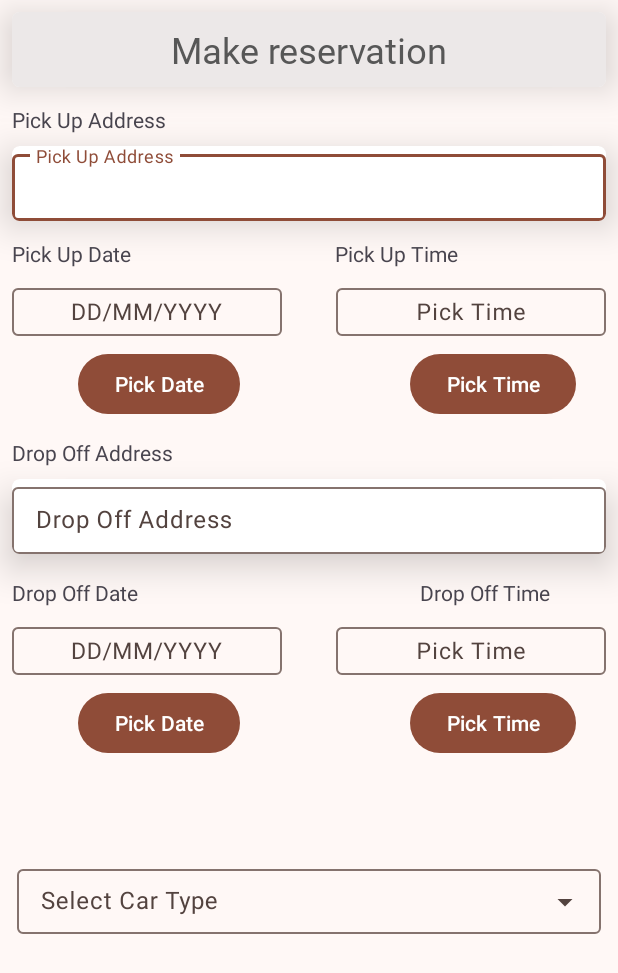
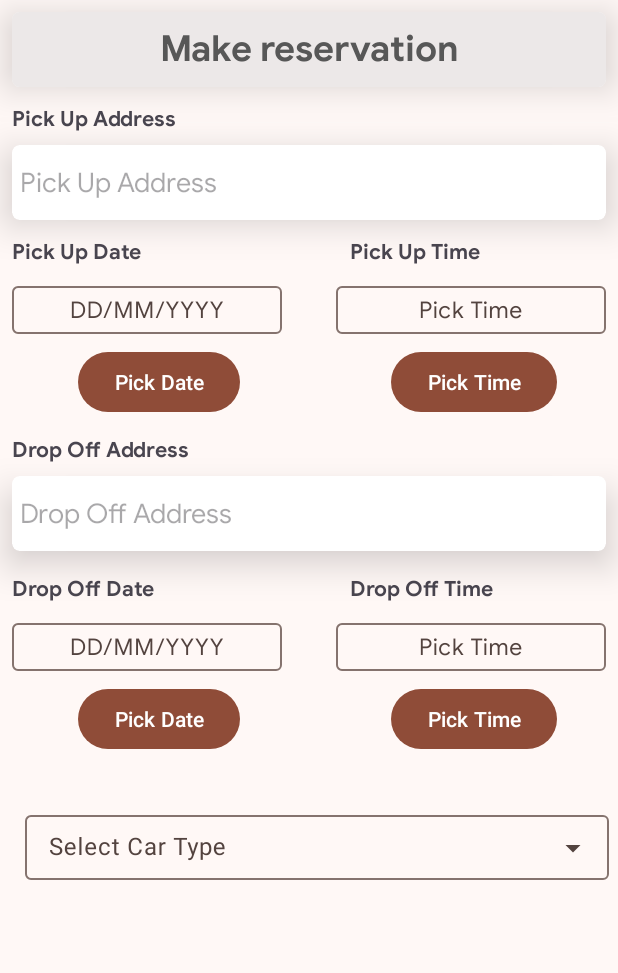
Before and after one commit to kabir-global-sync/Android_Project, an Android app: the screen it shows after launch (MainActivity), on a phone screen of 412 x 824 dp. Shown: the top 973 px of the screen. Run offline under Robolectric (Android 15) with nearby library versions, the phone set to English and light mode, and no system bars.

Commit message:
fonts added - google sans

```diff
--- a/app/src/main/res/layout/activity_main.xml
+++ b/app/src/main/res/layout/activity_main.xml
@@ -26,7 +26,7 @@
             android:layout_width="match_parent"
             android:layout_height="50dp"
             android:background="#ECE8E8"
-            android:fontFamily="@font/calibrib"
+            android:fontFamily="@font/googlesansbold"
             android:gravity="center"
             android:text="Make reservation"
             android:textColor="#575757"
@@ -40,6 +40,7 @@
         android:layout_marginStart="8dp"
         android:layout_marginTop="12dp"
         android:text="@string/pickadrstext"
+        android:fontFamily="@font/googlesansbold"
         app:layout_constraintStart_toStartOf="parent"
         app:layout_constraintTop_toBottomOf="@+id/cardView" />
 
@@ -48,23 +49,20 @@
         android:layout_width="match_parent"
         android:layout_height="50dp"
         android:layout_margin="8dp"
-        android:layout_marginStart="8dp"
         app:cardCornerRadius="5dp"
         app:cardElevation="15dp"
         app:layout_constraintStart_toStartOf="parent"
         app:layout_constraintTop_toBottomOf="@+id/textView9">
 
-        <com.google.android.material.textfield.TextInputLayout
-            android:id="@+id/textInputLayout1"
-            android:layout_width="match_parent"
-            android:layout_height="match_parent">
-
             <com.google.android.material.textfield.TextInputEditText
                 android:id="@+id/pickupaddressinputfieldid"
                 android:layout_width="match_parent"
                 android:layout_height="match_parent"
-                android:hint="Pick Up Address" />
-        </com.google.android.material.textfield.TextInputLayout>
+                android:hint="@string/pickadrstext"
+                android:fontFamily="@font/googlesansregular"
+                android:background="@android:color/transparent"
+                android:padding="5dp"/>
+
     </androidx.cardview.widget.CardView>
 
     <TextView
@@ -74,6 +72,7 @@
         android:layout_marginStart="8dp"
         android:layout_marginTop="12dp"
         android:text="@string/pickdatetext"
+        android:fontFamily="@font/googlesansbold"
         app:layout_constraintStart_toStartOf="parent"
         app:layout_constraintTop_toBottomOf="@+id/pickupaddresscardid" />
 
@@ -92,7 +91,9 @@
             android:layout_height="wrap_content"
             android:hint="@string/hhmmyyyy"
             android:gravity="center"
-            android:textSize="15sp" />
+            android:fontFamily="@font/googlesansregular"
+            android:textSize="15sp"
+            android:inputType="date|none"/>
     </com.google.android.material.textfield.TextInputLayout>
 
     <!--fhsdkjfhsjkghkjdfg-->
@@ -111,10 +112,11 @@
         android:id="@+id/timepicktextid"
         android:layout_width="wrap_content"
         android:layout_height="wrap_content"
+        android:fontFamily="@font/googlesansbold"
         android:text="@string/picktimetext"
         app:layout_constraintBaseline_toBaselineOf="@+id/datepicktextid"
         app:layout_constraintEnd_toEndOf="parent"
-        app:layout_constraintHorizontal_bias="0.56"
+        app:layout_constraintHorizontal_bias="0.602"
         app:layout_constraintStart_toEndOf="@+id/datepicktextid" />
 
     <com.google.android.material.textfield.TextInputLayout
@@ -133,7 +135,9 @@
             android:layout_height="wrap_content"
             android:hint="@string/timePickBtnText"
             android:gravity="center"
-            android:textSize="15sp" />
+            android:fontFamily="@font/googlesansregular"
+            android:textSize="15sp"
+            android:inputType="time|none"/>
     </com.google.android.material.textfield.TextInputLayout>
 
     <Button
@@ -143,8 +147,9 @@
         android:text="Pick Time"
         app:layout_constraintBaseline_toBaselineOf="@+id/datepickbuttonid"
         app:layout_constraintEnd_toEndOf="parent"
-        app:layout_constraintHorizontal_bias="0.801"
-        app:layout_constraintStart_toEndOf="@+id/datepickbuttonid" />
+        app:layout_constraintHorizontal_bias="0.71"
+        app:layout_constraintStart_toEndOf="@+id/datepickbuttonid"
+        />
 
     <TextView
         android:id="@+id/textView4"
@@ -154,6 +159,7 @@
         android:layout_marginTop="12dp"
         android:text="@string/dropadrstext"
         app:layout_constraintStart_toStartOf="parent"
+        android:fontFamily="@font/googlesansbold"
         app:layout_constraintTop_toBottomOf="@+id/datepickbuttonid" />
 
     <androidx.cardview.widget.CardView
@@ -166,15 +172,14 @@
         app:layout_constraintStart_toStartOf="parent"
         app:layout_constraintTop_toBottomOf="@+id/textView4">
 
-        <com.google.android.material.textfield.TextInputLayout
-            android:layout_width="match_parent"
-            android:layout_height="match_parent"
-            android:hint="Drop Off Address">
-
             <com.google.android.material.textfield.TextInputEditText
+                android:id="@+id/dropoffaddressinputfieldid"
                 android:layout_width="match_parent"
-                android:layout_height="match_parent"></com.google.android.material.textfield.TextInputEditText>
-        </com.google.android.material.textfield.TextInputLayout>
+                android:layout_height="match_parent"
+                android:hint="@string/dropadrstext"
+                android:fontFamily="@font/googlesansregular"
+                android:background="@android:color/transparent"
+                android:padding="5dp"/>
     </androidx.cardview.widget.CardView>
 
     <TextView
@@ -185,6 +190,7 @@
         android:layout_marginTop="16dp"
         android:text="@string/dropdatetext"
         app:layout_constraintStart_toStartOf="parent"
+        android:fontFamily="@font/googlesansbold"
         app:layout_constraintTop_toBottomOf="@+id/dropoffaddresscardid" />
 
     <com.google.android.material.textfield.TextInputLayout
@@ -202,7 +208,9 @@
             android:layout_height="wrap_content"
             android:hint="@string/hhmmyyyy"
             android:gravity="center"
-            android:textSize="15sp" />
+            android:fontFamily="@font/googlesansregular"
+            android:textSize="15sp"
+            android:inputType="date|none"/>
     </com.google.android.material.textfield.TextInputLayout>
 
     <Button
@@ -222,16 +230,18 @@
         android:text="Pick Time"
         app:layout_constraintBaseline_toBaselineOf="@+id/datepickbuttonid2"
         app:layout_constraintEnd_toEndOf="parent"
-        app:layout_constraintHorizontal_bias="0.801"
+        app:layout_constraintHorizontal_bias="0.71"
         app:layout_constraintStart_toEndOf="@+id/datepickbuttonid2" />
 
     <TextView
         android:id="@+id/textView11"
         android:layout_width="wrap_content"
         android:layout_height="wrap_content"
-        android:layout_marginStart="188dp"
+        android:fontFamily="@font/googlesansbold"
         android:text="@string/droptimetext"
         app:layout_constraintBaseline_toBaselineOf="@+id/textView10"
+        app:layout_constraintEnd_toEndOf="parent"
+        app:layout_constraintHorizontal_bias="0.61"
         app:layout_constraintStart_toEndOf="@+id/textView10" />
 
     <com.google.android.material.textfield.TextInputLayout
@@ -250,7 +260,9 @@
             android:layout_height="wrap_content"
             android:hint="@string/timePickBtnText"
             android:gravity="center"
-            android:textSize="15sp" />
+            android:fontFamily="@font/googlesansregular"
+            android:textSize="15sp"
+            android:inputType="time|none"/>
     </com.google.android.material.textfield.TextInputLayout>
 
     <com.google.android.material.textfield.TextInputLayout
@@ -261,10 +273,10 @@
         android:hint="Select Car Type"
         app:layout_constraintBottom_toBottomOf="parent"
         app:layout_constraintEnd_toEndOf="parent"
-        app:layout_constraintHorizontal_bias="0.214"
+        app:layout_constraintHorizontal_bias="0.571"
         app:layout_constraintStart_toStartOf="parent"
-        app:layout_constraintTop_toBottomOf="@+id/dropoffaddresscardid"
-        app:layout_constraintVertical_bias="0.513">
+        app:layout_constraintTop_toBottomOf="@+id/datepickbuttonid2"
+        app:layout_constraintVertical_bias="0.13">
 
         <AutoCompleteTextView
             android:id="@+id/autocompletetextid"
--- /dev/null
+++ b/app/src/main/res/values-night/colors.xml
@@ -0,0 +1,155 @@
+<resources>
+    <color name="md_theme_primary">#FFB5A0</color>
+    <color name="md_theme_onPrimary">#561F0F</color>
+    <color name="md_theme_primaryContainer">#723523</color>
+    <color name="md_theme_onPrimaryContainer">#FFDBD1</color>
+    <color name="md_theme_secondary">#E7BDB2</color>
+    <color name="md_theme_onSecondary">#442A22</color>
+    <color name="md_theme_secondaryContainer">#5D4037</color>
+    <color name="md_theme_onSecondaryContainer">#FFDBD1</color>
+    <color name="md_theme_tertiary">#D8C58D</color>
+    <color name="md_theme_onTertiary">#3B2F05</color>
+    <color name="md_theme_tertiaryContainer">#534619</color>
+    <color name="md_theme_onTertiaryContainer">#F5E1A7</color>
+    <color name="md_theme_error">#FFB4AB</color>
+    <color name="md_theme_onError">#690005</color>
+    <color name="md_theme_errorContainer">#93000A</color>
+    <color name="md_theme_onErrorContainer">#FFDAD6</color>
+    <color name="md_theme_background">#1A110F</color>
+    <color name="md_theme_onBackground">#F1DFDA</color>
+    <color name="md_theme_surface">#1A110F</color>
+    <color name="md_theme_onSurface">#F1DFDA</color>
+    <color name="md_theme_surfaceVariant">#53433F</color>
+    <color name="md_theme_onSurfaceVariant">#D8C2BC</color>
+    <color name="md_theme_outline">#A08C87</color>
+    <color name="md_theme_outlineVariant">#53433F</color>
+    <color name="md_theme_scrim">#000000</color>
+    <color name="md_theme_inverseSurface">#F1DFDA</color>
+    <color name="md_theme_inverseOnSurface">#392E2B</color>
+    <color name="md_theme_inversePrimary">#8F4C38</color>
+    <color name="md_theme_primaryFixed">#FFDBD1</color>
+    <color name="md_theme_onPrimaryFixed">#3A0B01</color>
+    <color name="md_theme_primaryFixedDim">#FFB5A0</color>
+    <color name="md_theme_onPrimaryFixedVariant">#723523</color>
+    <color name="md_theme_secondaryFixed">#FFDBD1</color>
+    <color name="md_theme_onSecondaryFixed">#2C150F</color>
+    <color name="md_theme_secondaryFixedDim">#E7BDB2</color>
+    <color name="md_theme_onSecondaryFixedVariant">#5D4037</color>
+    <color name="md_theme_tertiaryFixed">#F5E1A7</color>
+    <color name="md_theme_onTertiaryFixed">#231B00</color>
+    <color name="md_theme_tertiaryFixedDim">#D8C58D</color>
+    <color name="md_theme_onTertiaryFixedVariant">#534619</color>
+    <color name="md_theme_surfaceDim">#1A110F</color>
+    <color name="md_theme_surfaceBright">#423734</color>
+    <color name="md_theme_surfaceContainerLowest">#140C0A</color>
+    <color name="md_theme_surfaceContainerLow">#231917</color>
+    <color name="md_theme_surfaceContainer">#271D1B</color>
+    <color name="md_theme_surfaceContainerHigh">#322825</color>
+    <color name="md_theme_surfaceContainerHighest">#3D322F</color>
+    <color name="md_theme_primary_mediumContrast">#FFD2C6</color>
+    <color name="md_theme_onPrimary_mediumContrast">#481506</color>
+    <color name="md_theme_primaryContainer_mediumContrast">#CB7C65</color>
+    <color name="md_theme_onPrimaryContainer_mediumContrast">#000000</color>
+    <color name="md_theme_secondary_mediumContrast">#FED3C7</color>
+    <color name="md_theme_onSecondary_mediumContrast">#381F18</color>
+    <color name="md_theme_secondaryContainer_mediumContrast">#AE887E</color>
+    <color name="md_theme_onSecondaryContainer_mediumContrast">#000000</color>
+    <color name="md_theme_tertiary_mediumContrast">#EFDBA1</color>
+    <color name="md_theme_onTertiary_mediumContrast">#2F2500</color>
+    <color name="md_theme_tertiaryContainer_mediumContrast">#A0905C</color>
+    <color name="md_theme_onTertiaryContainer_mediumContrast">#000000</color>
+    <color name="md_theme_error_mediumContrast">#FFD2CC</color>
+    <color name="md_theme_onError_mediumContrast">#540003</color>
+    <color name="md_theme_errorContainer_mediumContrast">#FF5449</color>
+    <color name="md_theme_onErrorContainer_mediumContrast">#000000</color>
+    <color name="md_theme_background_mediumContrast">#1A110F</color>
+    <color name="md_theme_onBackground_mediumContrast">#F1DFDA</color>
+    <color name="md_theme_surface_mediumContrast">#1A110F</color>
+    <color name="md_theme_onSurface_mediumContrast">#FFFFFF</color>
+    <color name="md_theme_surfaceVariant_mediumContrast">#53433F</color>
+    <color name="md_theme_onSurfaceVariant_mediumContrast">#EED7D1</color>
+    <color name="md_theme_outline_mediumContrast">#C2ADA8</color>
+    <color name="md_theme_outlineVariant_mediumContrast">#A08C87</color>
+    <color name="md_theme_scrim_mediumContrast">#000000</color>
+    <color name="md_theme_inverseSurface_mediumContrast">#F1DFDA</color>
+    <color name="md_theme_inverseOnSurface_mediumContrast">#322825</color>
+    <color name="md_theme_inversePrimary_mediumContrast">#743624</color>
+    <color name="md_theme_primaryFixed_mediumContrast">#FFDBD1</color>
+    <color name="md_theme_onPrimaryFixed_mediumContrast">#280500</color>
+    <color name="md_theme_primaryFixedDim_mediumContrast">#FFB5A0</color>
+    <color name="md_theme_onPrimaryFixedVariant_mediumContrast">#5D2514</color>
+    <color name="md_theme_secondaryFixed_mediumContrast">#FFDBD1</color>
+    <color name="md_theme_onSecondaryFixed_mediumContrast">#200B06</color>
+    <color name="md_theme_secondaryFixedDim_mediumContrast">#E7BDB2</color>
+    <color name="md_theme_onSecondaryFixedVariant_mediumContrast">#4B2F28</color>
+    <color name="md_theme_tertiaryFixed_mediumContrast">#F5E1A7</color>
+    <color name="md_theme_onTertiaryFixed_mediumContrast">#171100</color>
+    <color name="md_theme_tertiaryFixedDim_mediumContrast">#D8C58D</color>
+    <color name="md_theme_onTertiaryFixedVariant_mediumContrast">#41350A</color>
+    <color name="md_theme_surfaceDim_mediumContrast">#1A110F</color>
+    <color name="md_theme_surfaceBright_mediumContrast">#4E423F</color>
+    <color name="md_theme_surfaceContainerLowest_mediumContrast">#0D0604</color>
+    <color name="md_theme_surfaceContainerLow_mediumContrast">#251B19</color>
+    <color name="md_theme_surfaceContainer_mediumContrast">#302623</color>
+    <color name="md_theme_surfaceContainerHigh_mediumContrast">#3B302D</color>
+    <color name="md_theme_surfaceContainerHighest_mediumContrast">#463B38</color>
+    <color name="md_theme_primary_highContrast">#FFECE7</color>
+    <color name="md_theme_onPrimary_highContrast">#000000</color>
+    <color name="md_theme_primaryContainer_highContrast">#FFAF98</color>
+    <color name="md_theme_onPrimaryContainer_highContrast">#1E0300</color>
+    <color name="md_theme_secondary_highContrast">#FFECE7</color>
+    <color name="md_theme_onSecondary_highContrast">#000000</color>
+    <color name="md_theme_secondaryContainer_highContrast">#E3B9AE</color>
+    <color name="md_theme_onSecondaryContainer_highContrast">#190603</color>
+    <color name="md_theme_tertiary_highContrast">#FFEFC4</color>
+    <color name="md_theme_onTertiary_highContrast">#000000</color>
+    <color name="md_theme_tertiaryContainer_highContrast">#D4C289</color>
+    <color name="md_theme_onTertiaryContainer_highContrast">#100B00</color>
+    <color name="md_theme_error_highContrast">#FFECE9</color>
+    <color name="md_theme_onError_highContrast">#000000</color>
+    <color name="md_theme_errorContainer_highContrast">#FFAEA4</color>
+    <color name="md_theme_onErrorContainer_highContrast">#220001</color>
+    <color name="md_theme_background_highContrast">#1A110F</color>
+    <color name="md_theme_onBackground_highContrast">#F1DFDA</color>
+    <color name="md_theme_surface_highContrast">#1A110F</color>
+    <color name="md_theme_onSurface_highContrast">#FFFFFF</color>
+    <color name="md_theme_surfaceVariant_highContrast">#53433F</color>
+    <color name="md_theme_onSurfaceVariant_highContrast">#FFFFFF</color>
+    <color name="md_theme_outline_highContrast">#FFECE7</color>
+    <color name="md_theme_outlineVariant_highContrast">#D4BEB8</color>
+    <color name="md_theme_scrim_highContrast">#000000</color>
+    <color name="md_theme_inverseSurface_highContrast">#F1DFDA</color>
+    <color name="md_theme_inverseOnSurface_highContrast">#000000</color>
+    <color name="md_theme_inversePrimary_highContrast">#743624</color>
+    <color name="md_theme_primaryFixed_highContrast">#FFDBD1</color>
+    <color name="md_theme_onPrimaryFixed_highContrast">#000000</color>
+    <color name="md_theme_primaryFixedDim_highContrast">#FFB5A0</color>
+    <color name="md_theme_onPrimaryFixedVariant_highContrast">#280500</color>
+    <color name="md_theme_secondaryFixed_highContrast">#FFDBD1</color>
+    <color name="md_theme_onSecondaryFixed_highContrast">#000000</color>
+    <color name="md_theme_secondaryFixedDim_highContrast">#E7BDB2</color>
+    <color name="md_theme_onSecondaryFixedVariant_highContrast">#200B06</color>
+    <color name="md_theme_tertiaryFixed_highContrast">#F5E1A7</color>
+    <color name="md_theme_onTertiaryFixed_highContrast">#000000</color>
+    <color name="md_theme_tertiaryFixedDim_highContrast">#D8C58D</color>
+    <color name="md_theme_onTertiaryFixedVariant_highContrast">#171100</color>
+    <color name="md_theme_surfaceDim_highContrast">#1A110F</color>
+    <color name="md_theme_surfaceBright_highContrast">#5A4D4A</color>
+    <color name="md_theme_surfaceContainerLowest_highContrast">#000000</color>
+    <color name="md_theme_surfaceContainerLow_highContrast">#271D1B</color>
+    <color name="md_theme_surfaceContainer_highContrast">#392E2B</color>
+    <color name="md_theme_surfaceContainerHigh_highContrast">#443936</color>
+    <color name="md_theme_surfaceContainerHighest_highContrast">#504441</color>
+    <color name="colorMycolor">#A6C8FF</color>
+    <color name="colorOnMycolor">#02315E</color>
+    <color name="colorMycolorContainer">#234776</color>
+    <color name="colorOnMycolorContainer">#D5E3FF</color>
+    <color name="colorMycolor_mediumContrast">#CBDDFF</color>
+    <color name="colorOnMycolor_mediumContrast">#00264C</color>
+    <color name="colorMycolorContainer_mediumContrast">#7092C6</color>
+    <color name="colorOnMycolorContainer_mediumContrast">#000000</color>
+    <color name="colorMycolor_highContrast">#EAF0FF</color>
+    <color name="colorOnMycolor_highContrast">#000000</color>
+    <color name="colorMycolorContainer_highContrast">#A2C4FB</color>
+    <color name="colorOnMycolorContainer_highContrast">#000B1E</color>
+</resources>
--- a/app/src/main/res/values-night/themes.xml
+++ b/app/src/main/res/values-night/themes.xml
@@ -1,10 +1,54 @@
-<resources xmlns:tools="http://schemas.android.com/tools">
-    <!-- Base application theme. -->
-    <style name="Base.Theme.CarBookingApp" parent="Theme.Material3.DayNight.NoActionBar">
-        <!-- Customize your dark theme here. -->
-        <item name="colorPrimary">@color/green</item>
-    </style>
-    <style name="Theme.CarBookingApp" parent="Base.Theme.CarBookingApp">
-        <item name="android:textColor">@color/black</item>
+<resources>
+    <style name="AppTheme" parent="Theme.Material3.Dark.NoActionBar">
+        <item name="colorPrimary">@color/md_theme_primary</item>
+        <item name="colorOnPrimary">@color/md_theme_onPrimary</item>
+        <item name="colorPrimaryContainer">@color/md_theme_primaryContainer</item>
+        <item name="colorOnPrimaryContainer">@color/md_theme_onPrimaryContainer</item>
+        <item name="colorSecondary">@color/md_theme_secondary</item>
+        <item name="colorOnSecondary">@color/md_theme_onSecondary</item>
+        <item name="colorSecondaryContainer">@color/md_theme_secondaryContainer</item>
+        <item name="colorOnSecondaryContainer">@color/md_theme_onSecondaryContainer</item>
+        <item name="colorTertiary">@color/md_theme_tertiary</item>
+        <item name="colorOnTertiary">@color/md_theme_onTertiary</item>
+        <item name="colorTertiaryContainer">@color/md_theme_tertiaryContainer</item>
+        <item name="colorOnTertiaryContainer">@color/md_theme_onTertiaryContainer</item>
+        <item name="colorError">@color/md_theme_error</item>
+        <item name="colorOnError">@color/md_theme_onError</item>
+        <item name="colorErrorContainer">@color/md_theme_errorContainer</item>
+        <item name="colorOnErrorContainer">@color/md_theme_onErrorContainer</item>
+        <item name="android:colorBackground">@color/md_theme_background</item>
+        <item name="colorOnBackground">@color/md_theme_onBackground</item>
+        <item name="colorSurface">@color/md_theme_surface</item>
+        <item name="colorOnSurface">@color/md_theme_onSurface</item>
+        <item name="colorSurfaceVariant">@color/md_theme_surfaceVariant</item>
+        <item name="colorOnSurfaceVariant">@color/md_theme_onSurfaceVariant</item>
+        <item name="colorOutline">@color/md_theme_outline</item>
+        <item name="colorOutlineVariant">@color/md_theme_outlineVariant</item>
+        <item name="colorSurfaceInverse">@color/md_theme_inverseSurface</item>
+        <item name="colorOnSurfaceInverse">@color/md_theme_inverseOnSurface</item>
+        <item name="colorPrimaryInverse">@color/md_theme_inversePrimary</item>
+        <item name="colorPrimaryFixed">@color/md_theme_primaryFixed</item>
+        <item name="colorOnPrimaryFixed">@color/md_theme_onPrimaryFixed</item>
+        <item name="colorPrimaryFixedDim">@color/md_theme_primaryFixedDim</item>
+        <item name="colorOnPrimaryFixedVariant">@color/md_theme_onPrimaryFixedVariant</item>
+        <item name="colorSecondaryFixed">@color/md_theme_secondaryFixed</item>
+        <item name="colorOnSecondaryFixed">@color/md_theme_onSecondaryFixed</item>
+        <item name="colorSecondaryFixedDim">@color/md_theme_secondaryFixedDim</item>
+        <item name="colorOnSecondaryFixedVariant">@color/md_theme_onSecondaryFixedVariant</item>
+        <item name="colorTertiaryFixed">@color/md_theme_tertiaryFixed</item>
+        <item name="colorOnTertiaryFixed">@color/md_theme_onTertiaryFixed</item>
+        <item name="colorTertiaryFixedDim">@color/md_theme_tertiaryFixedDim</item>
+        <item name="colorOnTertiaryFixedVariant">@color/md_theme_onTertiaryFixedVariant</item>
+        <item name="colorSurfaceDim">@color/md_theme_surfaceDim</item>
+        <item name="colorSurfaceBright">@color/md_theme_surfaceBright</item>
+        <item name="colorSurfaceContainerLowest">@color/md_theme_surfaceContainerLowest</item>
+        <item name="colorSurfaceContainerLow">@color/md_theme_surfaceContainerLow</item>
+        <item name="colorSurfaceContainer">@color/md_theme_surfaceContainer</item>
+        <item name="colorSurfaceContainerHigh">@color/md_theme_surfaceContainerHigh</item>
+        <item name="colorSurfaceContainerHighest">@color/md_theme_surfaceContainerHighest</item>
+        <item name="colorMycolor">@color/colorMycolor</item>
+        <item name="colorOnMycolor">@color/colorOnMycolor</item>
+        <item name="colorMycolorContainer">@color/colorMycolorContainer</item>
+        <item name="colorOnMycolorContainer">@color/colorOnMycolorContainer</item>
     </style>
 </resources>
```
Also changed, not shown: app/src/main/res/values-night/theme_overlays.xml (added, +106 -0 lines), app/src/main/res/font/googlesansbold.ttf (added), app/src/main/res/font/googlesansmedium.ttf (added), app/src/main/res/font/googlesansregular.ttf (added).
